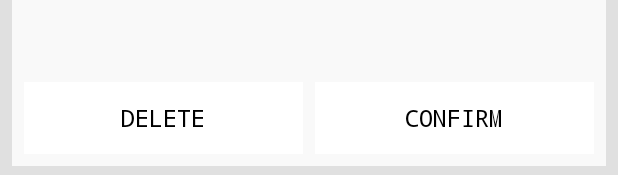
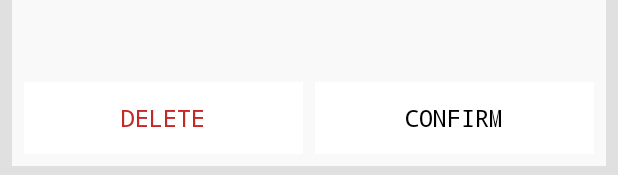
Before and after one commit to yorickvanzweeden/WalletKeepApp, an Android app: the layout editwallet_activity.xml on its own in the app's theme, with its tools: preview values and no code run, on a phone screen of 412 x 824 dp. Shown: the part 1058-1233 px from the top of the screen. Run offline under Robolectric (Android 15) with nearby library versions, the phone set to English and light mode, and no system bars.

Commit message:
made delete button red

```diff
--- a/app/src/main/res/layout/editwallet_activity.xml
+++ b/app/src/main/res/layout/editwallet_activity.xml
@@ -107,7 +107,8 @@
                     app:layout_constraintEnd_toStartOf="@+id/editWallet_activity_button_save"
                     app:layout_constraintHorizontal_bias="0.5"
                     app:layout_constraintStart_toStartOf="parent"
-                    style="@style/ButtonGeneral"/>
+                    style="@style/ButtonGeneral"
+                    android:textColor="@color/colorAccent"/>
 
             </android.support.constraint.ConstraintLayout>
 
--- a/app/src/main/res/layout/portfolio_content_listitem.xml
+++ b/app/src/main/res/layout/portfolio_content_listitem.xml
@@ -65,7 +65,8 @@
                 card_view:layout_constraintEnd_toStartOf="@+id/portfolio_listitem_button_assets"
                 card_view:layout_constraintHorizontal_bias="0.5"
                 card_view:layout_constraintStart_toEndOf="@+id/portfolio_listitem_textView_label_name"
-                card_view:layout_constraintTop_toTopOf="parent" />
+                card_view:layout_constraintTop_toTopOf="parent"
+                android:textColor="@color/colorAccent"/>
 
         </android.support.constraint.ConstraintLayout>
 
```
